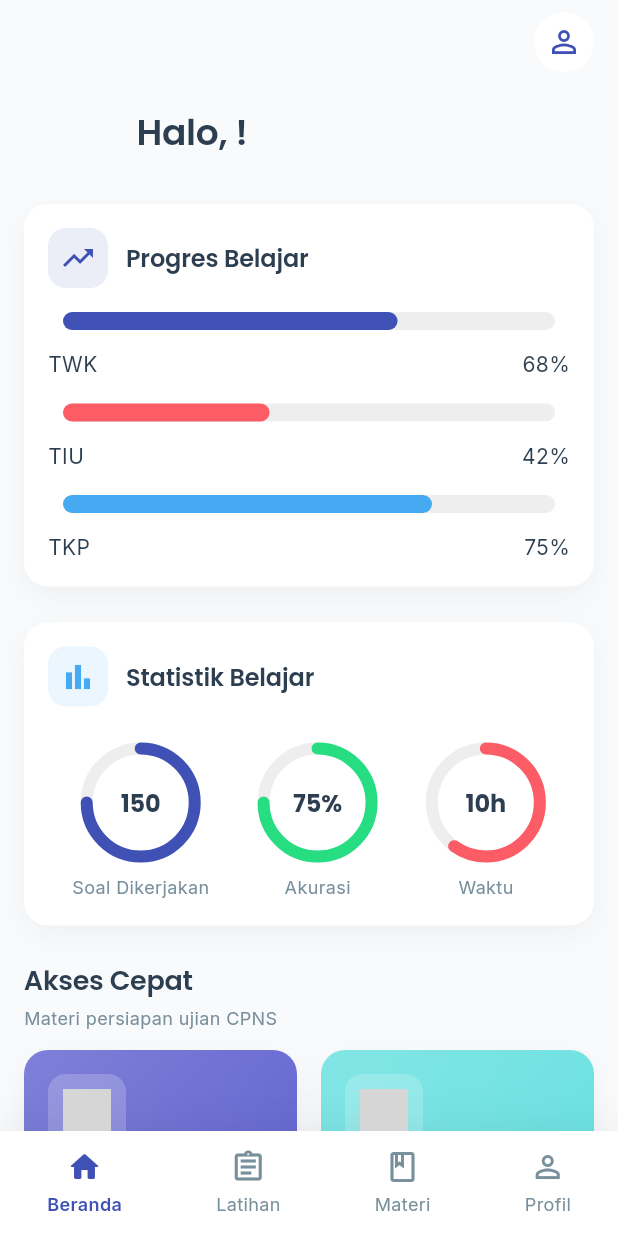
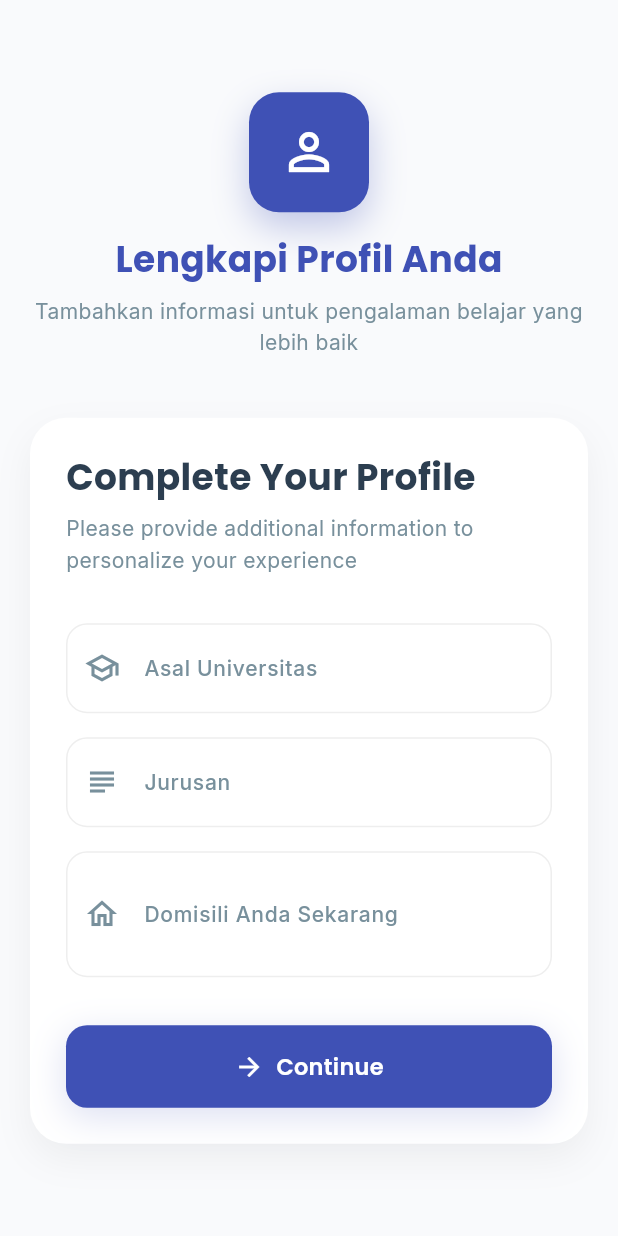
Before and after one commit to arizonaadipradana/juara_cpns, a Flutter app: the screen it shows once a user with an empty profile is signed in, on a phone screen of 412 x 824 dp. Run offline on Flutter 3.47's test engine with Material 3 defaults, Android fonts, the phone set to English and light mode, and no system bars; drawn by our look-alikes of percent_indicator; our stand-ins replace cloud_firestore, firebase_auth, firebase_core, flutter_svg, google_fonts, lottie and 1 more; accounts and stored records are empty; grey boxes are pictures that could not be loaded.

Commit message:
Add InformationScreen for user profile completion and update navigation logic in auth flow

```diff
--- a/lib/main.dart
+++ b/lib/main.dart
@@ -2,11 +2,13 @@ import 'package:flutter/material.dart';
 import 'package:juara_cpns/class/platform_ui.dart';
 import 'package:juara_cpns/screens/auth_screen.dart';
 import 'package:juara_cpns/screens/home_screen.dart';
+import 'package:juara_cpns/screens/information_screen.dart';
 import 'package:juara_cpns/screens/practice_test_screen.dart';
 import 'package:juara_cpns/screens/profile_screen.dart';
 import 'package:juara_cpns/screens/learning_material_screen.dart';
 import 'package:firebase_core/firebase_core.dart';
 import 'package:firebase_auth/firebase_auth.dart';
+import 'package:cloud_firestore/cloud_firestore.dart';
 import 'package:juara_cpns/theme/app_theme.dart';
 import 'firebase_options.dart';
 
@@ -29,9 +31,33 @@ class JuaraCPNSApp extends StatelessWidget {
       debugShowCheckedModeBanner: false,
       home: StreamBuilder(
         stream: FirebaseAuth.instance.authStateChanges(),
-        builder: (ctx, snapshot) {
-          if (snapshot.hasData) {
-            return const MainScreen();
+        builder: (ctx, userSnapshot) {
+          if (userSnapshot.hasData) {
+            // User is logged in, check if profile is complete
+            return FutureBuilder(
+              future: FirebaseFirestore.instance
+                  .collection('users')
+                  .doc(userSnapshot.data!.uid)
+                  .get(),
+              builder: (context, snapshot) {
+                if (snapshot.connectionState == ConnectionState.waiting) {
+                  return const Scaffold(
+                    body: Center(
+                      child: CircularProgressIndicator(),
+                    ),
+                  );
+                }
+
+                final userData = snapshot.data?.data();
+                final isProfileComplete = userData?['isProfileComplete'] ?? false;
+
+                if (isProfileComplete) {
+                  return const MainScreen();
+                } else {
+                  return const InformationScreen();
+                }
+              },
+            );
           }
           return const AuthScreen();
         },
--- /dev/null
+++ b/lib/screens/information_screen.dart
@@ -0,0 +1,357 @@
+import 'package:flutter/material.dart';
+import 'package:firebase_auth/firebase_auth.dart';
+import 'package:cloud_firestore/cloud_firestore.dart';
+import 'package:juara_cpns/main.dart';
+import 'package:juara_cpns/theme/app_theme.dart';
+import 'package:juara_cpns/widgets/custom_button.dart';
+import 'package:juara_cpns/widgets/responsive_builder.dart';
+
+class InformationScreen extends StatefulWidget {
+  const InformationScreen({super.key});
+
+  @override
+  State<InformationScreen> createState() => _InformationScreenState();
+}
+
+class _InformationScreenState extends State<InformationScreen> {
+  final _formKey = GlobalKey<FormState>();
+  final _firestore = FirebaseFirestore.instance;
+  final _auth = FirebaseAuth.instance;
+
+  var _isLoading = false;
+  String _university = '';
+  String _major = '';
+  String _address = '';
+
+  @override
+  void initState() {
+    super.initState();
+    _checkUserInfo();
+  }
+
+  Future<void> _checkUserInfo() async {
+    setState(() {
+      _isLoading = true;
+    });
+
+    try {
+      final user = _auth.currentUser;
+      if (user != null) {
+        final userData = await _firestore.collection('users').doc(user.uid).get();
+        final data = userData.data();
+
+        if (data != null) {
+          setState(() {
+            _university = data['university'] ?? '';
+            _major = data['major'] ?? '';
+            _address = data['address'] ?? '';
+          });
+        }
+      }
+    } catch (e) {
+      print('Error fetching user info: $e');
+    } finally {
+      setState(() {
+        _isLoading = false;
+      });
+    }
+  }
+
+  Future<void> _submit() async {
+    final isValid = _formKey.currentState!.validate();
+
+    if (!isValid) return;
+
+    _formKey.currentState!.save();
+    setState(() => _isLoading = true);
+
+    try {
+      final user = _auth.currentUser;
+      if (user != null) {
+        // Update user profile with additional information
+        await _firestore.collection('users').doc(user.uid).update({
+          'university': _university.trim(),
+          'major': _major.trim(),
+          'address': _address.trim(),
+          'isProfileComplete': true,
+          'lastUpdated': FieldValue.serverTimestamp(),
+        });
+
+        // Navigate to main screen on success
+        if (mounted) {
+          Navigator.of(context).pushAndRemoveUntil(
+            MaterialPageRoute(builder: (context) => const MainScreen()),
+                (route) => false,
+          );
+        }
+      }
+    } catch (error) {
+      // Show error message
+      if (mounted) {
+        ScaffoldMessenger.of(context).showSnackBar(
+          SnackBar(
+            content: Text(error.toString()),
+            backgroundColor: AppTheme.errorColor,
+            behavior: SnackBarBehavior.floating,
+            shape: RoundedRectangleBorder(
+              borderRadius: BorderRadius.circular(10),
+            ),
+            margin: const EdgeInsets.all(16),
+          ),
+        );
+      }
+    } finally {
+      if (mounted) {
+        setState(() => _isLoading = false);
+      }
+    }
+  }
+
+  Widget _buildForm(BoxConstraints constraints, ScreenSize screenSize) {
+    final isWeb = !screenSize.isMobile;
+    final formWidth = isWeb ? constraints.maxWidth * 0.4 : constraints.maxWidth;
+
+    return Container(
+      width: formWidth,
+      constraints: const BoxConstraints(maxWidth: 500),
+      child: Container(
+        decoration: BoxDecoration(
+          color: Colors.white,
+          borderRadius: BorderRadius.circular(24),
+          boxShadow: [
+            BoxShadow(
+              color: Colors.black.withOpacity(0.05),
+              blurRadius: 20,
+              offset: const Offset(0, 10),
+            ),
+          ],
+        ),
+        margin: EdgeInsets.all(isWeb ? 0 : 20),
+        child: Padding(
+          padding: EdgeInsets.all(isWeb ? 40 : 24),
+          child: Form(
+            key: _formKey,
+            child: Column(
+              mainAxisSize: MainAxisSize.min,
+              crossAxisAlignment: CrossAxisAlignment.start,
+              children: [
+                Text(
+                  'Complete Your Profile',
+                  style: AppTheme.textTheme.displaySmall,
+                ),
+                const SizedBox(height: 8),
+                Text(
+                  'Please provide additional information to personalize your experience',
+                  style: AppTheme.textTheme.bodyMedium?.copyWith(
+                    color: AppTheme.textSecondaryColor,
+                  ),
+                ),
+                const SizedBox(height: 32),
+
+                // University Field
+                TextFormField(
+                  key: const ValueKey('university'),
+                  initialValue: _university,
+                  validator: (value) {
+                    if (value == null || value.isEmpty) {
+                      return 'Please enter your university';
+                    }
+                    return null;
+                  },
+                  decoration: const InputDecoration(
+                    labelText: 'Asal Universitas',
+                    prefixIcon: Icon(Icons.school_outlined),
+                  ),
+                  onSaved: (value) {
+                    _university = value ?? '';
+                  },
+                ),
+                const SizedBox(height: 16),
+
+                // Major Field
+                TextFormField(
+                  key: const ValueKey('major'),
+                  initialValue: _major,
+                  validator: (value) {
+                    if (value == null || value.isEmpty) {
+                      return 'Please enter your major';
+                    }
+                    return null;
+                  },
+                  decoration: const InputDecoration(
+                    labelText: 'Jurusan',
+                    prefixIcon: Icon(Icons.subject_outlined),
+                  ),
+                  onSaved: (value) {
+                    _major = value ?? '';
+                  },
+                ),
+                const SizedBox(height: 16),
+
+                // Address Field
+                TextFormField(
+                  key: const ValueKey('address'),
+                  initialValue: _address,
+                  validator: (value) {
+                    if (value == null || value.isEmpty) {
+                      return 'Please enter your address';
+                    }
+                    return null;
+                  },
+                  decoration: const InputDecoration(
+                    labelText: 'Domisili Anda Sekarang',
+                    prefixIcon: Icon(Icons.home_outlined),
+                  ),
+                  maxLines: 2,
+                  onSaved: (value) {
+                    _address = value ?? '';
+                  },
+                ),
+                const SizedBox(height: 32),
+
+                CustomButton(
+                  text: 'Continue',
+                  onPressed: _submit,
+                  isLoading: _isLoading,
+                  icon: Icons.arrow_forward,
+                ),
+              ],
+            ),
+          ),
+        ),
+      ),
+    );
+  }
+
+  @override
+  Widget build(BuildContext context) {
+    return Scaffold(
+      backgroundColor: AppTheme.backgroundColor,
+      body: SafeArea(
+        child: ResponsiveBuilder(
+          builder: (context, constraints, screenSize) {
+            final isWeb = !screenSize.isMobile;
+
+            return SingleChildScrollView(
+              child: Container(
+                constraints: BoxConstraints(
+                  minHeight: constraints.maxHeight,
+                ),
+                child: Padding(
+                  padding: const EdgeInsets.symmetric(vertical: 24),
+                  child: isWeb
+                      ? Row(
+                    children: [
+                      // Left Section for Web (Illustration)
+                      Expanded(
+                        child: Padding(
+                          padding: const EdgeInsets.all(40.0),
+                          child: Column(
+                            mainAxisAlignment: MainAxisAlignment.center,
+                            crossAxisAlignment: CrossAxisAlignment.start,
+                            children: [
+                              Text(
+                                'Hampir Selesai!',
+                                style: AppTheme.textTheme.displayLarge?.copyWith(
+                                  fontWeight: FontWeight.w800,
+                                  color: AppTheme.primaryColor,
+                                ),
+                              ),
+                              const SizedBox(height: 16),
+                              Text(
+                                'Lengkapi profile Anda untuk mendapatkan pengalaman belajar yang lebih personal dan terarah.',
+                                style: AppTheme.textTheme.headlineSmall?.copyWith(
+                                  color: AppTheme.textSecondaryColor,
+                                  fontWeight: FontWeight.normal,
+                                ),
+                              ),
+                              const SizedBox(height: 40),
+                              // Illustration Container
+                              Center(
+                                child: Container(
+                                  height: 300,
+                                  width: 300,
+                                  decoration: BoxDecoration(
+                                    color: AppTheme.primaryColor.withOpacity(0.1),
+                                    borderRadius: BorderRadius.circular(150),
+                                  ),
+                                  child: const Icon(
+                                    Icons.person_outline,
+                                    size: 150,
+                                    color: AppTheme.primaryColor,
+                                  ),
+                                ),
+                              ),
+                            ],
+                          ),
+                        ),
+                      ),
+                      // Right Section (Form)
+                      Expanded(
+                        child: Center(
+                          child: _buildForm(constraints, screenSize),
+                        ),
+                      ),
+                    ],
+                  )
+                      : Column(
+                    mainAxisAlignment: MainAxisAlignment.center,
+                    children: [
+                      // Logo and Brand for Mobile
+                      Padding(
+                        padding: const EdgeInsets.all(20.0),
+                        child: Column(
+                          children: [
+                            // Brand Logo
+                            Container(
+                              width: 80,
+                              height: 80,
+                              decoration: BoxDecoration(
+                                color: AppTheme.primaryColor,
+                                borderRadius: BorderRadius.circular(20),
+                                boxShadow: [
+                                  BoxShadow(
+                                    color: AppTheme.primaryColor.withOpacity(0.3),
+                                    blurRadius: 20,
+                                    offset: const Offset(0, 10),
+                                  ),
+                                ],
+                              ),
+                              child: const Icon(
+                                Icons.person_outline,
+                                color: Colors.white,
+                                size: 40,
+                              ),
+                            ),
+                            const SizedBox(height: 16),
+                            Text(
+                              'Lengkapi Profil Anda',
+                              style: AppTheme.textTheme.displaySmall?.copyWith(
+                                color: AppTheme.primaryColor,
+                                fontWeight: FontWeight.bold,
+                              ),
+                            ),
+                            const SizedBox(height: 8),
+                            Text(
+                              'Tambahkan informasi untuk pengalaman belajar yang lebih baik',
+                              style: AppTheme.textTheme.bodyMedium?.copyWith(
+                                color: AppTheme.textSecondaryColor,
+                              ),
+                              textAlign: TextAlign.center,
+                            ),
+                          ],
+                        ),
+                      ),
+                      // Form for Mobile
+                      _buildForm(constraints, screenSize),
+                    ],
+                  ),
+                ),
+              ),
+            );
+          },
+        ),
+      ),
+    );
+  }
+}
```
Also changed, not shown: lib/screens/auth_screen.dart (+35 -8 lines).
